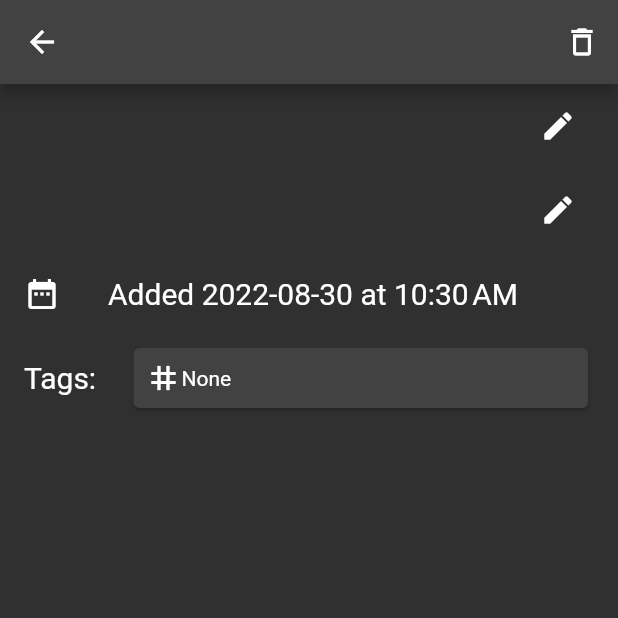
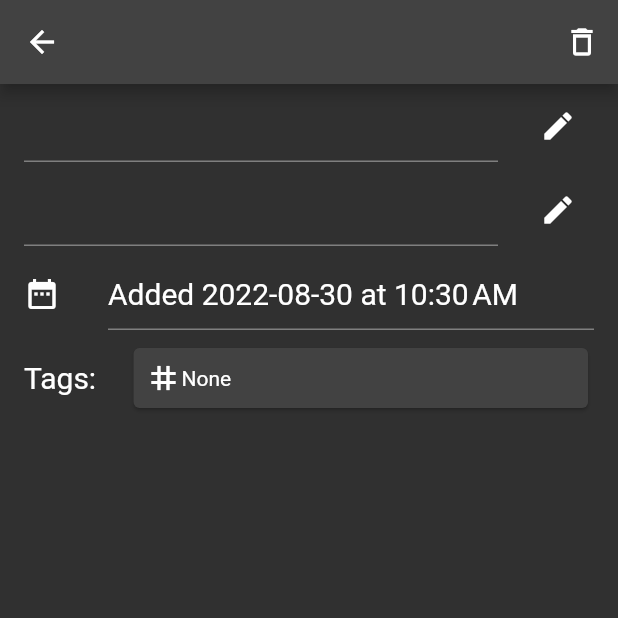
Before and after one commit to bshap93/pinbird-flutter, a Flutter app: the PinSingleView screen opened directly with empty values, on a phone screen of 412 x 824 dp, the top half of it. Run offline on Flutter 3.47's test engine with Material 2 defaults, Android fonts, the phone set to English and light mode, and no system bars; our stand-ins replace get_it, hive, hive_flutter, stacked; accounts and stored records are empty.

Commit message:
Cleaned up code and UI a bit

```diff
--- a/lib/ui/pin_single/pin_single_view.dart
+++ b/lib/ui/pin_single/pin_single_view.dart
@@ -45,9 +45,7 @@ class _PinSingleViewState extends State<PinSingleView> {
                     // See above
                     controller: TextEditingController(
                         text: widget.pin_datum.description),
-                    decoration: null,
                     focusNode: descriptionFocusNode,
-                    maxLines: null,
                     onChanged: (text) => model.updatePinDataContent(
                       id: widget.pin_datum.id,
                       url: widget.pin_datum.url,
@@ -81,7 +79,6 @@ class _PinSingleViewState extends State<PinSingleView> {
                       else
                         {launch("https://" + widget.pin_datum.url)}
                     },
-                    decoration: null,
                     onChanged: (text) => model.updatePinDataContent(
                       id: widget.pin_datum.id,
                       url: text,
@@ -89,7 +86,6 @@ class _PinSingleViewState extends State<PinSingleView> {
                       tag: widget.pin_datum.tag,
                     ),
                     focusNode: urlFocusNode,
-                    maxLines: null,
                     style: TextStyle(
                       color: Colors.blue,
                       fontSize: 20,
@@ -115,10 +111,7 @@ class _PinSingleViewState extends State<PinSingleView> {
                             " at " +
                             DateFormat('jm')
                                 .format(widget.pin_datum.datetime))),
-                    decoration: null,
                     focusNode: new AlwaysDisabledFocusNode(),
-                    maxLines: null,
-                    onChanged: null,
                     style: TextStyle(
                       color: Colors.white,
                       fontSize: 20,
```
Also changed, not shown: lib/main.dart (+9 -5 lines), lib/ui/new_pin_panel/new_pin_panel_view.dart (+6 -11 lines).
